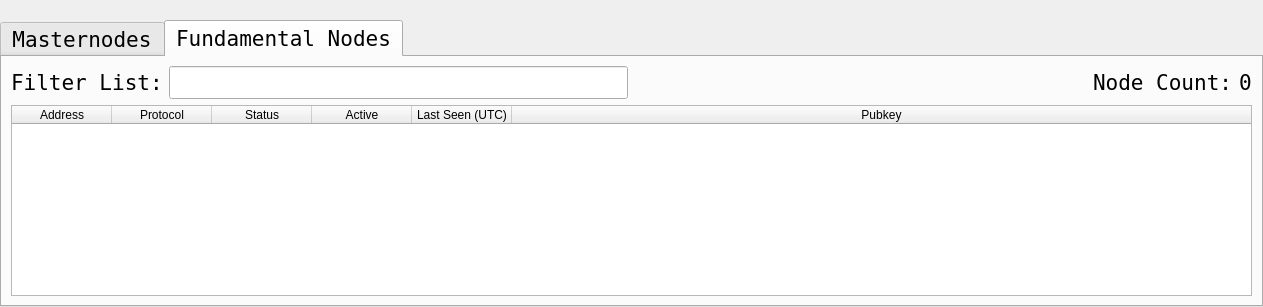
wqking-misc/AureusXIV, file src/qt/forms/masternodelist.ui: the form before one commit.
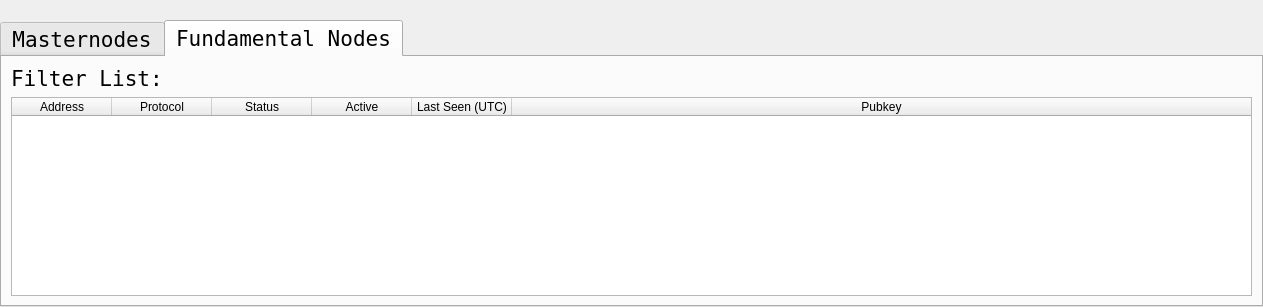
The form after the commit. The open tabs and pages were chosen to show the change.

The edit to the form file:
```diff
--- a/src/qt/forms/masternodelist.ui
+++ b/src/qt/forms/masternodelist.ui
@@ -413,40 +413,6 @@
              </property>
             </widget>
            </item>
-           <item>
-            <widget class="QLineEdit" name="filterLineEdit">
-             <property name="toolTip">
-              <string>Filter masternode list</string>
-             </property>
-            </widget>
-           </item>
-           <item>
-            <spacer name="horizontalSpacer_3">
-             <property name="orientation">
-              <enum>Qt::Horizontal</enum>
-             </property>
-             <property name="sizeHint" stdset="0">
-              <size>
-               <width>10</width>
-               <height>20</height>
-              </size>
-             </property>
-            </spacer>
-           </item>
-           <item>
-            <widget class="QLabel" name="label_count">
-             <property name="text">
-              <string>Node Count:</string>
-             </property>
-            </widget>
-           </item>
-           <item>
-            <widget class="QLabel" name="countLabel">
-             <property name="text">
-              <string>0</string>
-             </property>
-            </widget>
-           </item>
           </layout>
          </item>
         </layout>
```
